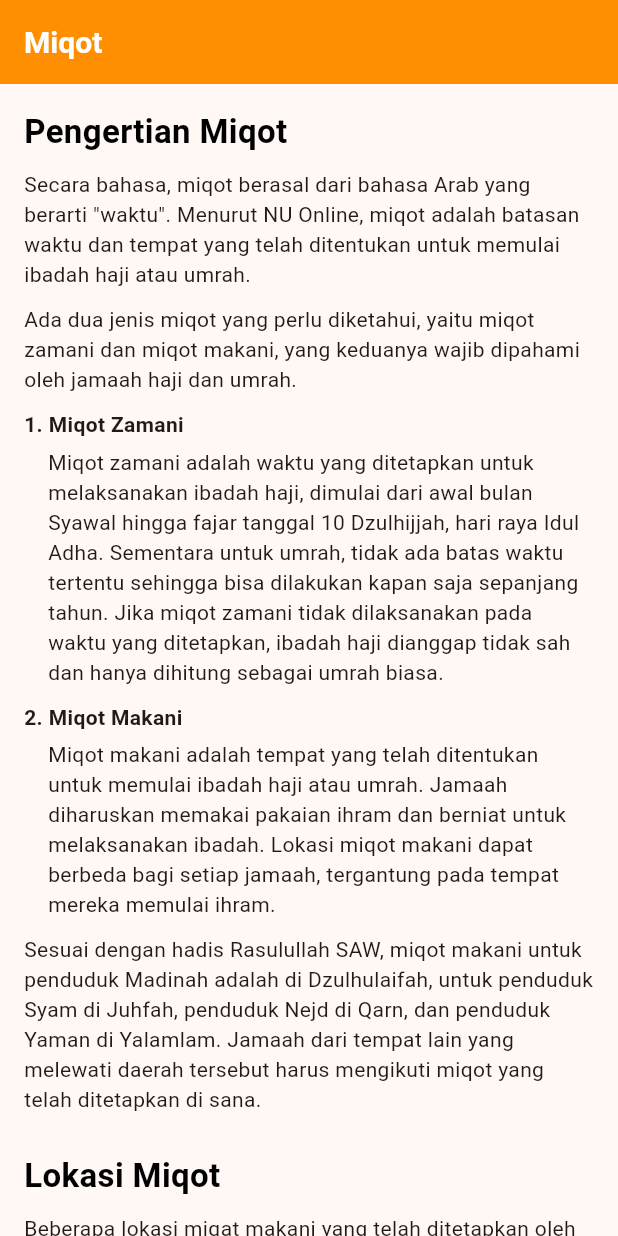
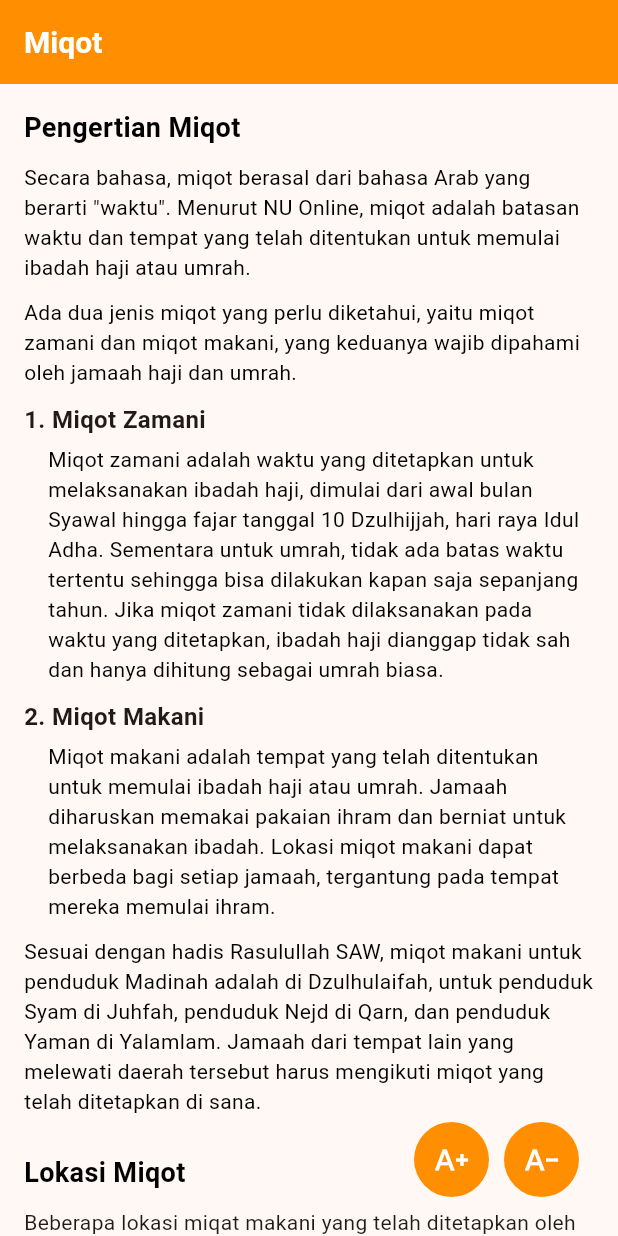
Before and after one commit to fikriymnn/ibadahku_mobile, a Flutter app: the TempatMiqot screen opened directly, on a phone screen of 412 x 824 dp. Run offline on Flutter 3.47's test engine with Material 3 defaults, Android fonts, the phone set to English and light mode, and no system bars; our stand-ins replace another_flutter_splash_screen, device_info_plus, dio, flutter_local_notifications, flutter_svg, font_awesome_flutter and 7 more; missing offline and left inert: bulleted_list, dart:ffi, flutter_background_service, flutter_qiblah; accounts and stored records are empty.

Commit message:
add ValueListenableBuilder for call upDown class

```diff
--- a/lib/screens/home/fiqihUmroh/ihramMiqot/tempatMiqot.dart
+++ b/lib/screens/home/fiqihUmroh/ihramMiqot/tempatMiqot.dart
@@ -1,11 +1,14 @@
 import 'package:bulleted_list/bulleted_list.dart';
 import 'package:flutter/material.dart';
+import 'package:ibadahku_mobile/functions/upDownSize.dart';
+import 'package:ibadahku_mobile/widgets/buttonChangeSizeTextWidget.dart';
 
 import '../../../../constants/colors.dart';
 import '../../../../widgets/textWidgets.dart';
 
 class TempatMiqot extends StatelessWidget {
-  const TempatMiqot({super.key});
+  final ValueNotifier<upDownSize> upDownNotifier = ValueNotifier(upDownSize());
+  TempatMiqot({super.key});
 
   @override
   Widget build(BuildContext context) {
@@ -34,19 +37,32 @@ class TempatMiqot extends StatelessWidget {
               )),
         ], */
       ),
+      floatingActionButton: ButtonChangeSizeTextWidget(
+        UppSize: () {
+          upDownNotifier.value.upSize();
+          upDownNotifier.notifyListeners();
+        },
+        DownSize: () {
+          upDownNotifier.value.downSize();
+          upDownNotifier.notifyListeners();
+        },
+      ),
       body: SizedBox(
         width: MediaQuery.of(context).size.width,
         height: MediaQuery.of(context).size.height,
-        child: const SingleChildScrollView(
+        child: SingleChildScrollView(
           child: Padding(
             padding: EdgeInsets.all(16.0),
-            child: Column(
+            child: ValueListenableBuilder<upDownSize>(
+                valueListenable: upDownNotifier,
+                builder: (context, upDown, child) {
+                  return Column(
                     crossAxisAlignment: CrossAxisAlignment.start,
                     children: [
                       Text(
                         "Pengertian Miqot",
                         style: TextStyle(
-                    fontSize: 22,
+                          fontSize: upDown.sizeTitle,
                           fontWeight: FontWeight.bold,
                           color: blackColor,
                         ),
@@ -55,48 +71,77 @@ class TempatMiqot extends StatelessWidget {
                         height: 10,
                       ),
                       Text(
-                    "Secara bahasa, miqot berasal dari bahasa Arab yang berarti \u0022waktu\u0022. Menurut NU Online, miqot adalah batasan waktu dan tempat yang telah ditentukan untuk memulai ibadah haji atau umrah."),
+                        "Secara bahasa, miqot berasal dari bahasa Arab yang berarti \u0022waktu\u0022. Menurut NU Online, miqot adalah batasan waktu dan tempat yang telah ditentukan untuk memulai ibadah haji atau umrah.",
+                        style: TextStyle(
+                          fontSize: upDown.sizeText,
+                          color: blackColor,
+                        ),
+                      ),
                       SizedBox(
                         height: 10,
                       ),
                       Text(
-                    "Ada dua jenis miqot yang perlu diketahui, yaitu miqot zamani dan miqot makani, yang keduanya wajib dipahami oleh jamaah haji dan umrah."),
+                        "Ada dua jenis miqot yang perlu diketahui, yaitu miqot zamani dan miqot makani, yang keduanya wajib dipahami oleh jamaah haji dan umrah.",
+                        style: TextStyle(
+                          fontSize: upDown.sizeText,
+                          color: blackColor,
+                        ),
+                      ),
                       SizedBox(
                         height: 10,
                       ),
                       Text(
                         "1. Miqot Zamani",
-                  style: TextStyle(fontWeight: FontWeight.w600),
+                        style: TextStyle(
+                            fontWeight: FontWeight.w600,
+                            fontSize: upDown.sizeNum),
                       ),
                       Padding(
                         padding: EdgeInsets.only(left: 16.0, top: 5.0),
                         child: Text(
-                      "Miqot zamani adalah waktu yang ditetapkan untuk melaksanakan ibadah haji, dimulai dari awal bulan Syawal hingga fajar tanggal 10 Dzulhijjah, hari raya Idul Adha. Sementara untuk umrah, tidak ada batas waktu tertentu sehingga bisa dilakukan kapan saja sepanjang tahun. Jika miqot zamani tidak dilaksanakan pada waktu yang ditetapkan, ibadah haji dianggap tidak sah dan hanya dihitung sebagai umrah biasa."),
+                          "Miqot zamani adalah waktu yang ditetapkan untuk melaksanakan ibadah haji, dimulai dari awal bulan Syawal hingga fajar tanggal 10 Dzulhijjah, hari raya Idul Adha. Sementara untuk umrah, tidak ada batas waktu tertentu sehingga bisa dilakukan kapan saja sepanjang tahun. Jika miqot zamani tidak dilaksanakan pada waktu yang ditetapkan, ibadah haji dianggap tidak sah dan hanya dihitung sebagai umrah biasa.",
+                          style: TextStyle(
+                            fontSize: upDown.sizeText,
+                            color: blackColor,
+                          ),
+                        ),
                       ),
                       SizedBox(
                         height: 10,
                       ),
                       Text(
                         "2. Miqot Makani",
-                  style: TextStyle(fontWeight: FontWeight.w600),
+                        style: TextStyle(
+                            fontWeight: FontWeight.w600,
+                            fontSize: upDown.sizeNum),
                       ),
                       Padding(
                         padding: EdgeInsets.only(left: 16.0, top: 5.0),
                         child: Text(
-                      "Miqot makani adalah tempat yang telah ditentukan untuk memulai ibadah haji atau umrah. Jamaah diharuskan memakai pakaian ihram dan berniat untuk melaksanakan ibadah. Lokasi miqot makani dapat berbeda bagi setiap jamaah, tergantung pada tempat mereka memulai ihram."),
+                          "Miqot makani adalah tempat yang telah ditentukan untuk memulai ibadah haji atau umrah. Jamaah diharuskan memakai pakaian ihram dan berniat untuk melaksanakan ibadah. Lokasi miqot makani dapat berbeda bagi setiap jamaah, tergantung pada tempat mereka memulai ihram.",
+                          style: TextStyle(
+                            fontSize: upDown.sizeText,
+                            color: blackColor,
+                          ),
+                        ),
                       ),
                       SizedBox(
                         height: 10,
                       ),
                       Text(
-                    "Sesuai dengan hadis Rasulullah SAW, miqot makani untuk penduduk Madinah adalah di Dzulhulaifah, untuk penduduk Syam di Juhfah, penduduk Nejd di Qarn, dan penduduk Yaman di Yalamlam. Jamaah dari tempat lain yang melewati daerah tersebut harus mengikuti miqot yang telah ditetapkan di sana."),
+                        "Sesuai dengan hadis Rasulullah SAW, miqot makani untuk penduduk Madinah adalah di Dzulhulaifah, untuk penduduk Syam di Juhfah, penduduk Nejd di Qarn, dan penduduk Yaman di Yalamlam. Jamaah dari tempat lain yang melewati daerah tersebut harus mengikuti miqot yang telah ditetapkan di sana.",
+                        style: TextStyle(
+                          fontSize: upDown.sizeText,
+                          color: blackColor,
+                        ),
+                      ),
                       SizedBox(
                         height: 25,
                       ),
                       Text(
                         "Lokasi Miqot",
                         style: TextStyle(
-                    fontSize: 22,
+                          fontSize: upDown.sizeTitle,
                           fontWeight: FontWeight.bold,
                           color: blackColor,
                         ),
@@ -111,60 +156,95 @@ class TempatMiqot extends StatelessWidget {
                       ),
                       Text(
                         "1. Juhfah",
-                  style: TextStyle(fontWeight: FontWeight.w600),
+                        style: TextStyle(
+                            fontWeight: FontWeight.w600,
+                            fontSize: upDown.sizeNum),
                       ),
                       Padding(
                         padding: EdgeInsets.only(left: 16.0, top: 5.0),
                         child: Text(
-                      "Juhfah terletak sekitar 183 km barat laut Mekkah dan merupakan miqat bagi jamaah dari Mesir, Yordania, Suriah, dan Lebanon."),
+                          "Juhfah terletak sekitar 183 km barat laut Mekkah dan merupakan miqat bagi jamaah dari Mesir, Yordania, Suriah, dan Lebanon.",
+                          style: TextStyle(
+                            fontSize: upDown.sizeText,
+                            color: blackColor,
+                          ),
+                        ),
                       ),
                       SizedBox(
                         height: 10,
                       ),
                       Text(
                         "2. Dzulhulaifah (Bir Ali)",
-                  style: TextStyle(fontWeight: FontWeight.w600),
+                        style: TextStyle(
+                            fontWeight: FontWeight.w600,
+                            fontSize: upDown.sizeNum),
                       ),
                       Padding(
                         padding: EdgeInsets.only(left: 16.0, top: 5.0),
                         child: Text(
-                      "Dzulhulaifah, juga dikenal sebagai Bir Ali, adalah miqat bagi jamaah yang datang dari Madinah, termasuk jamaah Indonesia."),
+                          "Dzulhulaifah, juga dikenal sebagai Bir Ali, adalah miqat bagi jamaah yang datang dari Madinah, termasuk jamaah Indonesia.",
+                          style: TextStyle(
+                            fontSize: upDown.sizeText,
+                            color: blackColor,
+                          ),
+                        ),
                       ),
                       SizedBox(
                         height: 10,
                       ),
                       Text(
                         "3. Qarnul Manazil",
-                  style: TextStyle(fontWeight: FontWeight.w600),
+                        style: TextStyle(
+                            fontWeight: FontWeight.w600,
+                            fontSize: upDown.sizeNum),
                       ),
                       Padding(
                         padding: EdgeInsets.only(left: 16.0, top: 5.0),
                         child: Text(
-                      "Berada dekat pegunungan Taif, Qarnul Manazil menjadi miqat bagi jamaah dari Indonesia dan Dubai."),
+                          "Berada dekat pegunungan Taif, Qarnul Manazil menjadi miqat bagi jamaah dari Indonesia dan Dubai.",
+                          style: TextStyle(
+                            fontSize: upDown.sizeText,
+                            color: blackColor,
+                          ),
+                        ),
                       ),
                       SizedBox(
                         height: 10,
                       ),
                       Text(
                         "4. Zatu Irqin",
-                  style: TextStyle(fontWeight: FontWeight.w600),
+                        style: TextStyle(
+                            fontWeight: FontWeight.w600,
+                            fontSize: upDown.sizeNum),
                       ),
                       Padding(
                         padding: EdgeInsets.only(left: 16.0, top: 5.0),
                         child: Text(
-                      "Zatu Irqin terletak sekitar 94 km timur laut Mekkah dan menjadi miqat bagi jamaah dari Irak, Iran, dan negara-negara sekitarnya."),
+                          "Zatu Irqin terletak sekitar 94 km timur laut Mekkah dan menjadi miqat bagi jamaah dari Irak, Iran, dan negara-negara sekitarnya.",
+                          style: TextStyle(
+                            fontSize: upDown.sizeText,
+                            color: blackColor,
+                          ),
+                        ),
                       ),
                       SizedBox(
                         height: 10,
                       ),
                       Text(
                         "5. Yalamlam",
-                  style: TextStyle(fontWeight: FontWeight.w600),
+                        style: TextStyle(
+                            fontWeight: FontWeight.w600,
+                            fontSize: upDown.sizeNum),
                       ),
                       Padding(
                         padding: EdgeInsets.only(left: 16.0, top: 5.0),
                         child: Text(
-                      "Terletak sekitar 92 km dari tenggara Mekkah, Yalamlam menjadi miqat bagi jamaah dari Yaman, Pakistan, India, Jepang, dan China. Jamaah Indonesia yang melewati Yalamlam akan melakukan ihram di pesawat ketika mendekati lokasi ini."),
+                          "Terletak sekitar 92 km dari tenggara Mekkah, Yalamlam menjadi miqat bagi jamaah dari Yaman, Pakistan, India, Jepang, dan China. Jamaah Indonesia yang melewati Yalamlam akan melakukan ihram di pesawat ketika mendekati lokasi ini.",
+                          style: TextStyle(
+                            fontSize: upDown.sizeText,
+                            color: blackColor,
+                          ),
+                        ),
                       ),
                       SizedBox(
                         height: 25,
@@ -172,7 +252,7 @@ class TempatMiqot extends StatelessWidget {
                       Text(
                         "Miqat bagi Jamaah Indonesia",
                         style: TextStyle(
-                    fontSize: 22,
+                          fontSize: upDown.sizeTitle,
                           fontWeight: FontWeight.bold,
                           color: blackColor,
                         ),
@@ -181,19 +261,29 @@ class TempatMiqot extends StatelessWidget {
                         height: 10,
                       ),
                       Text(
-                    "Jamaah haji Indonesia biasanya mengikuti miqat sesuai gelombang keberangkatan. Untuk gelombang pertama, miqat dilakukan di Dzulhulaifah (Bir Ali). Untuk gelombang kedua, miqat dilakukan saat pesawat melintasi Yalamlam atau Qarn Al Manazil, atau ketika tiba di Bandara King Abdulaziz, Jeddah, yang sudah dianggap sah sebagai miqat berdasarkan fatwa MUI."),
+                        "Jamaah haji Indonesia biasanya mengikuti miqat sesuai gelombang keberangkatan. Untuk gelombang pertama, miqat dilakukan di Dzulhulaifah (Bir Ali). Untuk gelombang kedua, miqat dilakukan saat pesawat melintasi Yalamlam atau Qarn Al Manazil, atau ketika tiba di Bandara King Abdulaziz, Jeddah, yang sudah dianggap sah sebagai miqat berdasarkan fatwa MUI.",
+                        style: TextStyle(
+                          fontSize: upDown.sizeText,
+                          color: blackColor,
+                        ),
+                      ),
                       SizedBox(
                         height: 10,
                       ),
                       Text(
-                    "Jika jamaah melakukan ihram setelah melewati batas miqat tanpa kembali ke tempat miqat, mereka harus membayar denda (dam). Untuk menghindari denda, jamaah disarankan kembali ke tempat miqat dan melakukan ihram."),
+                        "Jika jamaah melakukan ihram setelah melewati batas miqat tanpa kembali ke tempat miqat, mereka harus membayar denda (dam). Untuk menghindari denda, jamaah disarankan kembali ke tempat miqat dan melakukan ihram.",
+                        style: TextStyle(
+                          fontSize: upDown.sizeText,
+                          color: blackColor,
+                        ),
+                      ),
                       SizedBox(
                         height: 25,
                       ),
                       Text(
                         "Hal yang Perlu Diperhatikan saat Miqat Makani",
                         style: TextStyle(
-                    fontSize: 22,
+                          fontSize: upDown.sizeTitle,
                           fontWeight: FontWeight.bold,
                           color: blackColor,
                         ),
@@ -202,7 +292,12 @@ class TempatMiqot extends StatelessWidget {
                         height: 10,
                       ),
                       Text(
-                    "Sebelum melakukan miqat makani, ada beberapa hal penting yang harus diperhatikan:"),
+                        "Sebelum melakukan miqat makani, ada beberapa hal penting yang harus diperhatikan:",
+                        style: TextStyle(
+                          fontSize: upDown.sizeText,
+                          color: blackColor,
+                        ),
+                      ),
                       SizedBox(
                         height: 10.0,
                       ),
@@ -210,15 +305,31 @@ class TempatMiqot extends StatelessWidget {
                         bulletColor: blackColor,
                         listItems: [
                           Text(
-                        "Jamaah laki-laki sebaiknya mengenakan pakaian ihram sebelum mencapai miqat, agar bisa langsung berniat ketika melewati miqat."),
+                            "Jamaah laki-laki sebaiknya mengenakan pakaian ihram sebelum mencapai miqat, agar bisa langsung berniat ketika melewati miqat.",
+                            style: TextStyle(
+                              fontSize: upDown.sizeText,
+                              color: blackColor,
+                            ),
+                          ),
                           Text(
-                        "Saat di Bir Ali, jamaah dapat melakukan shalat sunnah ihram dua rakaat sebelum melafalkan niat. Bagi jamaah wanita yang sedang berhalangan, niat ihram bisa dilakukan di bus."),
+                            "Saat di Bir Ali, jamaah dapat melakukan shalat sunnah ihram dua rakaat sebelum melafalkan niat. Bagi jamaah wanita yang sedang berhalangan, niat ihram bisa dilakukan di bus.",
+                            style: TextStyle(
+                              fontSize: upDown.sizeText,
+                              color: blackColor,
+                            ),
+                          ),
                           Text(
-                        "Setelah miqat, jamaah harus menaati semua larangan ihram selama menjalankan ibadah haji atau umrah."),
+                            "Setelah miqat, jamaah harus menaati semua larangan ihram selama menjalankan ibadah haji atau umrah.",
+                            style: TextStyle(
+                              fontSize: upDown.sizeText,
+                              color: blackColor,
+                            ),
+                          ),
                         ],
                       )
                     ],
-            ),
+                  );
+                }),
           ),
         ),
       ),
```
Lines whose indentation alone changed are shown as unchanged.
